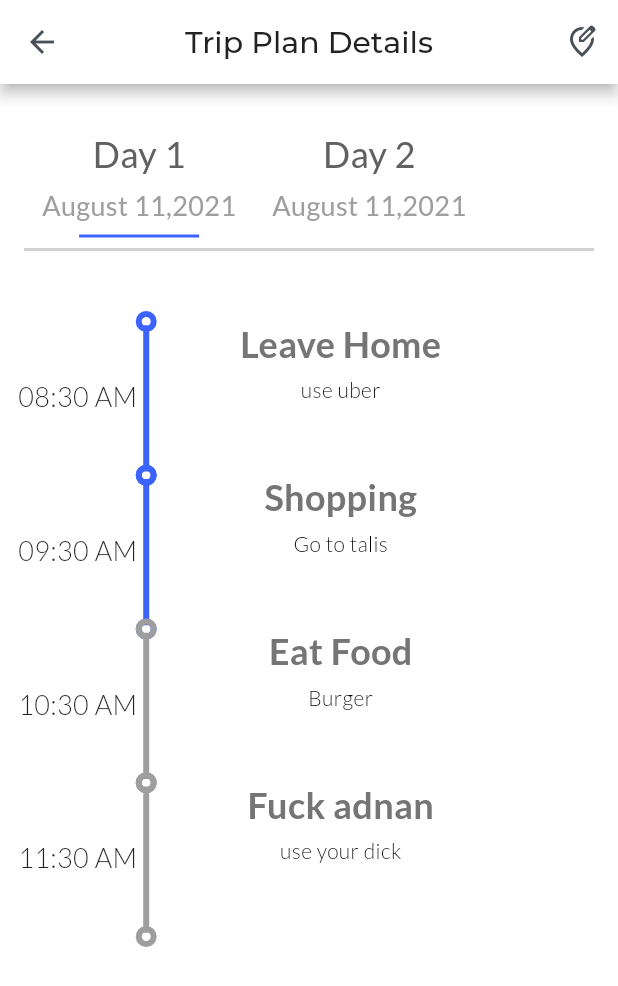
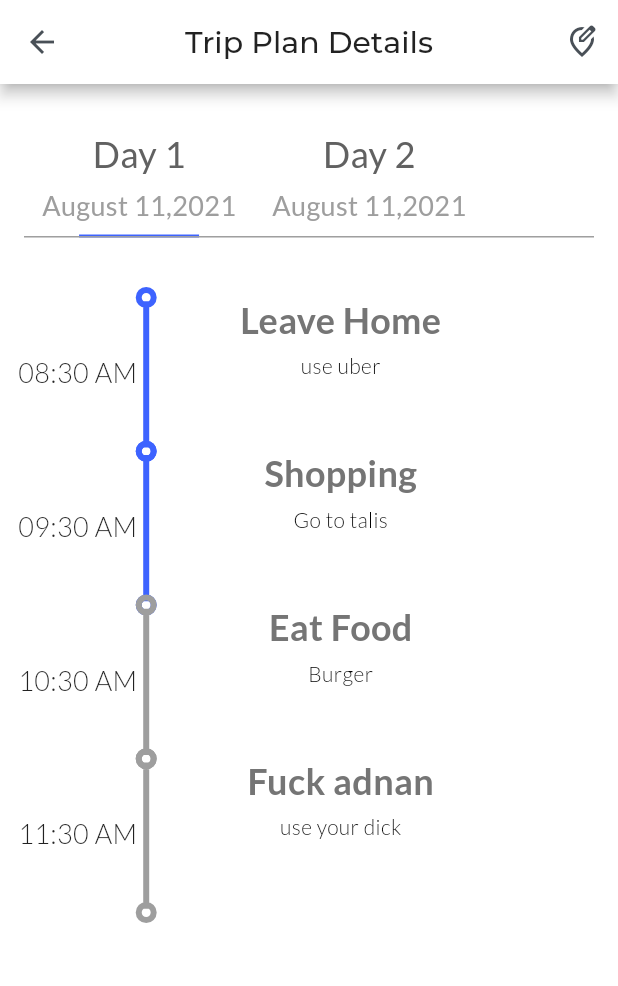
Before and after one commit to Nitro963/TripPal, a Flutter app: the TripPlan screen opened directly, on a phone screen of 412 x 824 dp. Shown: the top 986 px of the screen. Run offline on Flutter 3.47's test engine with Material 2 defaults, Android fonts, the phone set to English and light mode, and no system bars; our stand-ins replace animated_text_kit, cached_network_image, charts_flutter, dio, fancy_shimmer_image, flutter_slidable and 14 more; missing offline and left inert: cron, overflow_view; accounts and stored records are empty; project files that could hold a hidden picture were left out.

Commit message:
Modify Trip Pages Indicators

```diff
--- a/lib/screens/planing/trip/trip_plan_pages_indecators.dart
+++ b/lib/screens/planing/trip/trip_plan_pages_indecators.dart
@@ -1,25 +1,21 @@
 import 'package:flutter/material.dart';
 import 'package:get/get.dart';
 import 'package:intl/intl.dart' as intl;
+import 'package:trip_pal_null_safe/controllers/trip_planning_controller.dart';
 import 'package:trip_pal_null_safe/models/day.dart';
 import 'package:trip_pal_null_safe/utilities/size_config.dart';
 
-// WHY!!!!!!!
-// TODO convert to GetView and user controllers
-Rx<int> selectedIndex = 0.obs;
-
-// WHY Use stack?!
-class PagesIndicators extends StatelessWidget {
-  final PageController controller;
+class PagesIndicators extends GetView<TripPlanningController> {
   final int index;
   final List<Day> days;
-  PagesIndicators(
-      {required this.controller, required this.index, required this.days});
+  PagesIndicators({required this.index, required this.days});
   @override
   Widget build(BuildContext context) {
-    selectedIndex.value = index;
-    return Column(
-      mainAxisSize: MainAxisSize.min,
+    controller.selectedIndex.value = index;
+    return Stack(
+        clipBehavior: Clip.antiAlias,
+        alignment: AlignmentDirectional.bottomCenter,
+        fit: StackFit.passthrough,
         children: [
           Container(
             height: MySize.getScaledSizeHeight(70),
@@ -33,19 +29,21 @@ class PagesIndicators extends StatelessWidget {
                         index: index,
                         title: "Day ${days[index].dayIndex}",
                         date: DateTime.now(),
-                      isSelected: selectedIndex.value == index,
+                        isSelected: controller.selectedIndex.value == index,
                         onTapCallBack: (int index) {
-                        selectedIndex.value = index;
-                        controller.animateToPage(index,
+                          controller.selectedIndex.value = index;
+                          controller.pageController.animateToPage(index,
                               duration: Duration(seconds: 3),
                               curve: Curves.elasticOut);
                         })),
                   );
                 }),
           ),
-        Divider(thickness: 2),
-      ],
-    );
+          Align(
+              alignment: Alignment.bottomCenter,
+              child: Container(
+                  width: double.infinity, height: 1, color: Colors.grey)),
+        ]);
   }
 }
 
@@ -53,6 +51,7 @@ class PageIndicatorItem extends StatelessWidget {
   final String title;
   final bool isSelected;
   final DateTime date;
+  final double? height;
   final int index;
   final void Function(int) onTapCallBack;
   PageIndicatorItem(
@@ -60,11 +59,14 @@ class PageIndicatorItem extends StatelessWidget {
       required this.date,
       required this.isSelected,
       required this.index,
-      required this.onTapCallBack});
+      required this.onTapCallBack,
+      this.height});
 
   @override
   Widget build(BuildContext context) {
     return GestureDetector(
+      child: SizedBox(
+        height: height ?? MySize.getScaledSizeHeight(70),
         child: Column(
           crossAxisAlignment: CrossAxisAlignment.center,
           mainAxisAlignment: MainAxisAlignment.spaceBetween,
@@ -85,6 +87,7 @@ class PageIndicatorItem extends StatelessWidget {
                 visible: isSelected),
           ],
         ),
+      ),
       onTap: () {
         onTapCallBack(index);
       },
```
Lines whose indentation alone changed are shown as unchanged.
